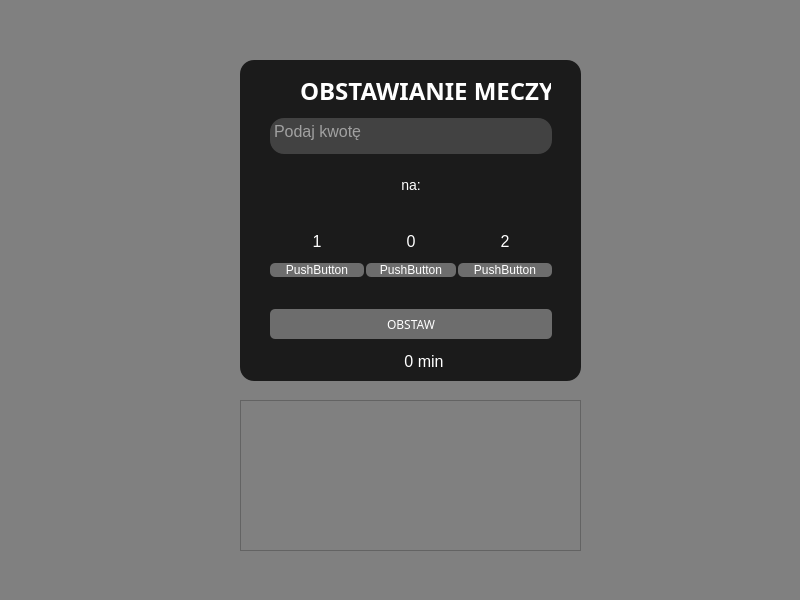
danielbednarz/betting-app, file mainwindow.ui: the form before one commit.
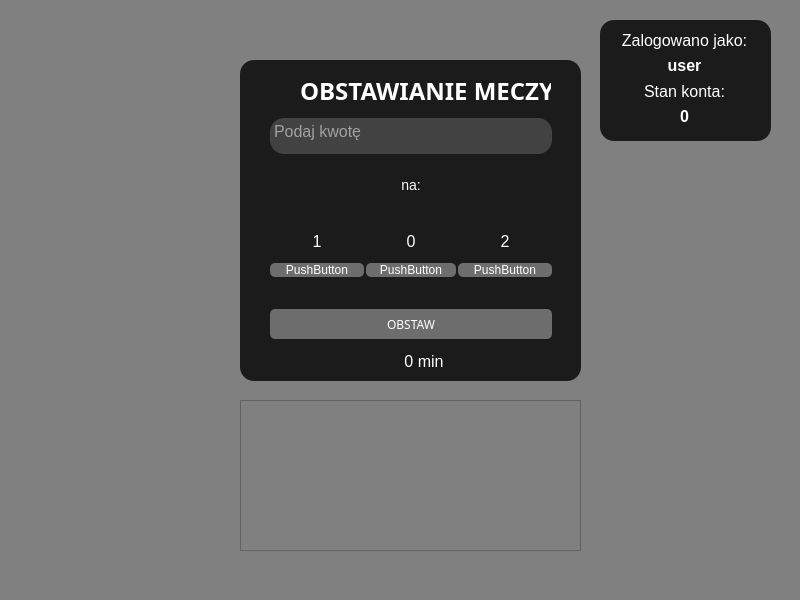
The form after the commit.

Commit message: Podpięcie do bazy tworzenia nowego zakładu (i meczu) oraz regulowania stanu konta zalogowanego uzytkownika

Patch:
```diff
--- a/mainwindow.ui
+++ b/mainwindow.ui
@@ -544,7 +544,7 @@
     <property name="geometry">
      <rect>
       <x>110</x>
-      <y>70</y>
+      <y>150</y>
       <width>47</width>
       <height>81</height>
      </rect>
@@ -564,7 +564,7 @@
     <property name="geometry">
      <rect>
       <x>660</x>
-      <y>70</y>
+      <y>150</y>
       <width>47</width>
       <height>81</height>
      </rect>
@@ -584,7 +584,7 @@
     <property name="geometry">
      <rect>
       <x>70</x>
-      <y>170</y>
+      <y>250</y>
       <width>121</width>
       <height>120</height>
      </rect>
@@ -612,7 +612,7 @@
     <property name="geometry">
      <rect>
       <x>630</x>
-      <y>170</y>
+      <y>250</y>
       <width>121</width>
       <height>120</height>
      </rect>
@@ -636,6 +636,98 @@
      <enum>Qt::ScrollBarAlwaysOff</enum>
     </property>
    </widget>
+   <widget class="QFrame" name="frame_2">
+    <property name="geometry">
+     <rect>
+      <x>600</x>
+      <y>20</y>
+      <width>171</width>
+      <height>121</height>
+     </rect>
+    </property>
+    <property name="styleSheet">
+     <string notr="true">* {
+	background-color: #1b1b1b;
+	border-radius: 14px;
+	font-size: 16px;
+	color: white;
+	align=&quot;center&quot;;
+}
+</string>
+    </property>
+    <property name="frameShape">
+     <enum>QFrame::StyledPanel</enum>
+    </property>
+    <property name="frameShadow">
+     <enum>QFrame::Raised</enum>
+    </property>
+    <widget class="QWidget" name="verticalLayoutWidget">
+     <property name="geometry">
+      <rect>
+       <x>9</x>
+       <y>10</y>
+       <width>151</width>
+       <height>96</height>
+      </rect>
+     </property>
+     <layout class="QVBoxLayout" name="verticalLayout">
+      <item>
+       <widget class="QLabel" name="loggedInAsLabel">
+        <property name="text">
+         <string>Zalogowano jako:</string>
+        </property>
+        <property name="alignment">
+         <set>Qt::AlignCenter</set>
+        </property>
+       </widget>
+      </item>
+      <item>
+       <widget class="QLabel" name="loggedInAsValue">
+        <property name="font">
+         <font>
+          <pointsize>-1</pointsize>
+          <weight>75</weight>
+          <bold>true</bold>
+         </font>
+        </property>
+        <property name="text">
+         <string>user</string>
+        </property>
+        <property name="alignment">
+         <set>Qt::AlignCenter</set>
+        </property>
+       </widget>
+      </item>
+      <item>
+       <widget class="QLabel" name="accountBalanceLabel">
+        <property name="text">
+         <string>Stan konta:</string>
+        </property>
+        <property name="alignment">
+         <set>Qt::AlignCenter</set>
+        </property>
+       </widget>
+      </item>
+      <item>
+       <widget class="QLabel" name="accountBalanceValue">
+        <property name="font">
+         <font>
+          <pointsize>-1</pointsize>
+          <weight>75</weight>
+          <bold>true</bold>
+         </font>
+        </property>
+        <property name="text">
+         <string>0</string>
+        </property>
+        <property name="alignment">
+         <set>Qt::AlignCenter</set>
+        </property>
+       </widget>
+      </item>
+     </layout>
+    </widget>
+   </widget>
   </widget>
   <widget class="QMenuBar" name="menubar">
    <property name="geometry">
```
The commit also changes 15 other files.
